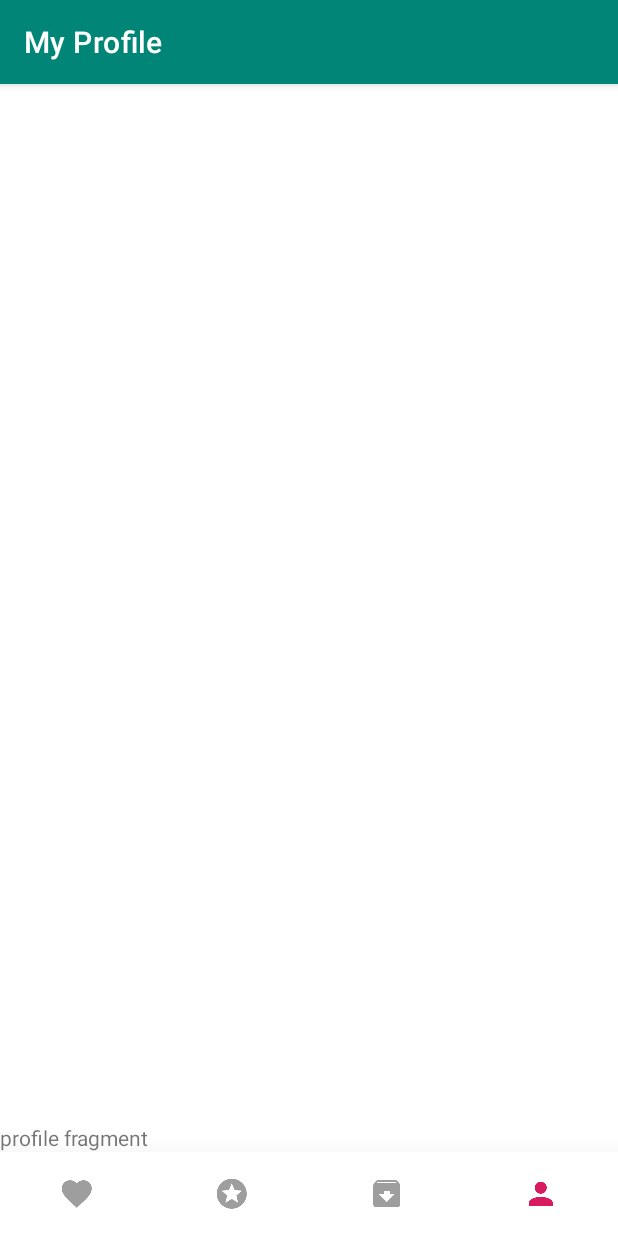
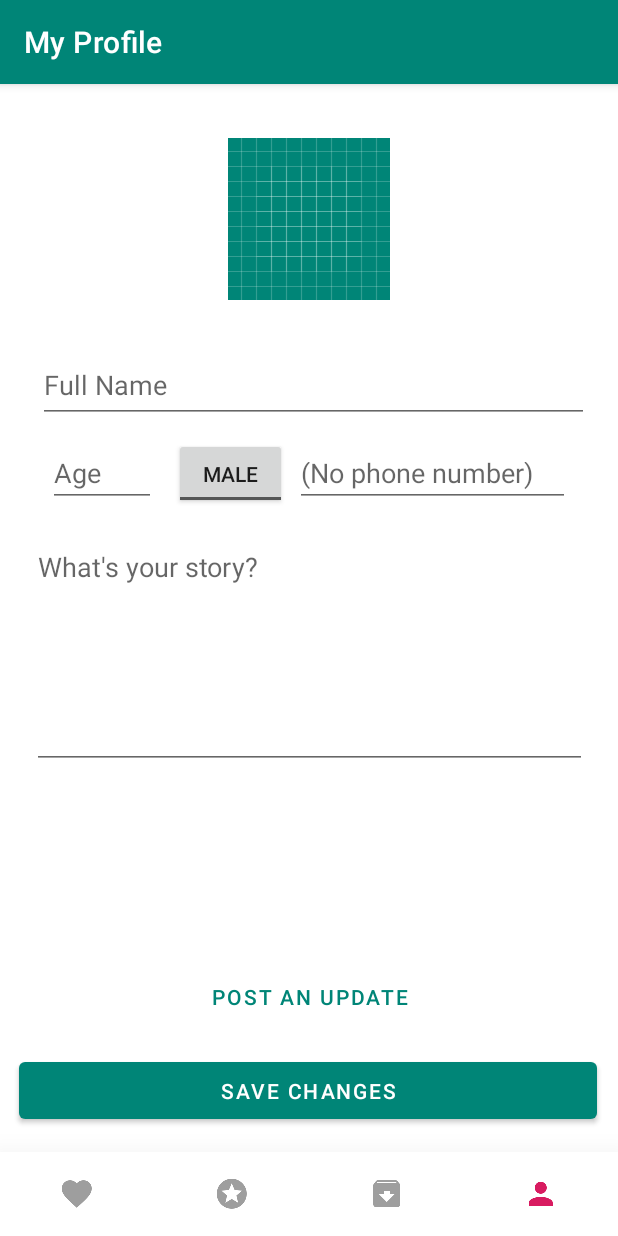
Before and after one commit to Alaska47/Homie, an Android app: the screen it shows after launch (HomeActivity), item 4 of the bottom bar chosen, on a phone screen of 412 x 824 dp. Run offline under Robolectric (Android 15) with nearby library versions, the phone set to English and light mode, and no system bars.

Commit message:
aneesh is a bot

```diff
--- a/app/build.gradle
+++ b/app/build.gradle
@@ -29,4 +29,5 @@ dependencies {
     testImplementation 'junit:junit:4.12'
     androidTestImplementation 'com.android.support.test:runner:1.0.2'
     androidTestImplementation 'com.android.support.test.espresso:espresso-core:3.0.2'
+    implementation 'com.android.support:design:28.0.0'
 }
--- a/app/src/main/AndroidManifest.xml
+++ b/app/src/main/AndroidManifest.xml
@@ -9,6 +9,7 @@
         android:roundIcon="@mipmap/ic_launcher_round"
         android:supportsRtl="true"
         android:theme="@style/AppTheme">
+        <activity android:name=".activities.NewUpdateActivity"></activity>
         <activity android:name=".activities.HomeActivity">
             <intent-filter>
                 <action android:name="android.intent.action.MAIN" />
--- a/app/src/main/java/com/example/homie/fragments/ProfileFragment.java
+++ b/app/src/main/java/com/example/homie/fragments/ProfileFragment.java
@@ -1,13 +1,16 @@
 package com.example.homie.fragments;
 
 import android.content.Context;
+import android.content.Intent;
 import android.net.Uri;
 import android.os.Bundle;
 import android.view.LayoutInflater;
 import android.view.View;
 import android.view.ViewGroup;
+import android.widget.Button;
 
 import com.example.homie.R;
+import com.example.homie.activities.NewUpdateActivity;
 
 import androidx.fragment.app.Fragment;
 
@@ -20,6 +23,7 @@ public class ProfileFragment extends Fragment {
     // TODO: Rename and change types of parameters
     private String mParam1;
     private String mParam2;
+    private Button updateButton;
 
     private OnFragmentInteractionListener mListener;
 
@@ -52,13 +56,26 @@ public class ProfileFragment extends Fragment {
             mParam1 = getArguments().getString(ARG_PARAM1);
             mParam2 = getArguments().getString(ARG_PARAM2);
         }
+
+
     }
 
     @Override
     public View onCreateView(LayoutInflater inflater, ViewGroup container,
                              Bundle savedInstanceState) {
         // Inflate the layout for this fragment
-        return inflater.inflate(R.layout.fragment_profile, container, false);
+
+        View v = inflater.inflate(R.layout.fragment_profile, container, false);
+        updateButton = v.findViewById(R.id.updateButton);
+
+        updateButton.setOnClickListener(new View.OnClickListener() {
+            @Override
+            public void onClick(View view) {
+                Intent intent = new Intent(getActivity(), NewUpdateActivity.class);
+                startActivity(intent);
+            }
+        });
+        return v;
     }
 
     // TODO: Rename method, update argument and hook method into UI event
--- a/app/src/main/res/layout/fragment_profile.xml
+++ b/app/src/main/res/layout/fragment_profile.xml
@@ -1,14 +1,126 @@
 <?xml version="1.0" encoding="utf-8"?>
-<FrameLayout xmlns:android="http://schemas.android.com/apk/res/android"
+<androidx.constraintlayout.widget.ConstraintLayout xmlns:android="http://schemas.android.com/apk/res/android"
+    xmlns:app="http://schemas.android.com/apk/res-auto"
     xmlns:tools="http://schemas.android.com/tools"
     android:layout_width="match_parent"
     android:layout_height="match_parent"
-    tools:context=".fragments.ProfileFragment">
+    tools:context=".fragments.DonationsFragment">
 
-    <!-- TODO: Update blank fragment layout -->
-    <TextView
-        android:layout_width="match_parent"
-        android:layout_height="match_parent"
-        android:text="profile fragment" />
+    <ImageView
+        android:id="@+id/imageView2"
+        android:layout_width="wrap_content"
+        android:layout_height="wrap_content"
+        android:layout_marginTop="36dp"
+        android:src="@drawable/ic_launcher_background"
+        app:layout_constraintEnd_toEndOf="parent"
+        app:layout_constraintStart_toStartOf="parent"
+        app:layout_constraintTop_toTopOf="parent" />
 
-</FrameLayout>
+    <EditText
+        android:id="@+id/editText"
+        android:layout_width="367dp"
+        android:layout_height="50dp"
+        android:layout_marginStart="32dp"
+        android:layout_marginTop="32dp"
+        android:layout_marginEnd="32dp"
+        android:ems="10"
+        android:hint="Full Name"
+        android:inputType="textPersonName"
+        app:layout_constraintEnd_toEndOf="parent"
+        app:layout_constraintHorizontal_bias="0.333"
+        app:layout_constraintStart_toStartOf="parent"
+        app:layout_constraintTop_toBottomOf="@+id/imageView2" />
+
+    <EditText
+        android:id="@+id/editText3"
+        android:layout_width="183dp"
+        android:layout_height="40dp"
+        android:layout_marginTop="16dp"
+        android:layout_marginEnd="32dp"
+        android:ems="10"
+        android:hint="@android:string/emptyPhoneNumber"
+        android:inputType="phone"
+        app:layout_constraintEnd_toEndOf="parent"
+        app:layout_constraintTop_toBottomOf="@+id/editText" />
+
+    <EditText
+        android:id="@+id/editText4"
+        android:layout_width="72dp"
+        android:layout_height="40dp"
+        android:layout_marginStart="32dp"
+        android:layout_marginTop="16dp"
+        android:ems="10"
+        android:hint="Age"
+        android:inputType="number"
+        app:layout_constraintStart_toStartOf="parent"
+        app:layout_constraintTop_toBottomOf="@+id/editText" />
+
+    <ToggleButton
+        android:id="@+id/toggleButton2"
+        android:layout_width="75dp"
+        android:layout_height="47dp"
+        android:layout_marginStart="12dp"
+        android:layout_marginTop="10dp"
+        android:text="ToggleButton"
+        android:textOff="MALE"
+        android:textOn="FEMALE"
+        app:layout_constraintStart_toEndOf="@+id/editText4"
+        app:layout_constraintTop_toBottomOf="@+id/editText" />
+
+    <EditText
+        android:id="@+id/editText5"
+        android:layout_width="370dp"
+        android:layout_height="157dp"
+        android:layout_marginTop="16dp"
+        android:ems="10"
+        android:gravity="start|top"
+        android:hint="What's your story?"
+        android:inputType="textMultiLine"
+        app:layout_constraintEnd_toEndOf="parent"
+        app:layout_constraintStart_toStartOf="parent"
+        app:layout_constraintTop_toBottomOf="@+id/toggleButton2" />
+
+
+    <com.google.android.material.textfield.TextInputLayout
+        android:id="@+id/name_input_layout"
+        android:layout_width="384dp"
+        android:layout_height="44dp"
+        android:theme="@style/TextLabel"
+        app:layout_constraintStart_toStartOf="parent"
+        app:layout_constraintTop_toTopOf="parent">
+
+    </com.google.android.material.textfield.TextInputLayout>
+
+    <Button
+        android:id="@+id/button"
+        android:layout_width="385dp"
+        android:layout_height="50dp"
+        android:layout_marginStart="16dp"
+        android:layout_marginEnd="16dp"
+        android:layout_marginBottom="16dp"
+        android:text="Save Changes"
+        app:layout_constraintBottom_toBottomOf="parent"
+        app:layout_constraintEnd_toEndOf="parent"
+        app:layout_constraintHorizontal_bias="0.615"
+        app:layout_constraintStart_toStartOf="parent" />
+
+    <com.google.android.material.button.MaterialButton
+        android:id="@+id/updateButton"
+        style="@style/Widget.MaterialComponents.Button.TextButton.Icon"
+        android:layout_width="409dp"
+        android:layout_height="49dp"
+        android:layout_gravity="bottom"
+        android:layout_marginTop="130dp"
+        android:layout_marginBottom="16dp"
+        android:text="Post an Update"
+        android:visibility="visible"
+        app:iconGravity="textStart"
+        app:layout_constraintBottom_toTopOf="@+id/button"
+        app:layout_constraintEnd_toEndOf="parent"
+        app:layout_constraintStart_toStartOf="parent"
+        app:layout_constraintTop_toBottomOf="@+id/editText5" />
+
+
+
+
+</androidx.constraintlayout.widget.ConstraintLayout>
--- a/app/src/main/res/values/styles.xml
+++ b/app/src/main/res/values/styles.xml
@@ -8,4 +8,14 @@
         <item name="colorAccent">@color/colorAccent</item>
     </style>
 
+    <style name="TextLabel" parent="Theme.AppCompat.Light.NoActionBar">
+        <!-- Hint color and label color in FALSE state -->
+        <item name="android:textColorHint">@color/md_black_1000</item>
+        <item name="android:textSize">20sp</item>
+        <!-- Label color in TRUE state and bar color FALSE and TRUE State -->
+        <item name="colorAccent">@color/colorAccent</item>
+        <item name="colorControlNormal">@color/md_black_1000</item>
+        <item name="colorControlActivated">@color/md_black_1000</item>
+    </style>
+
 </resources>
--- a/build.gradle
+++ b/build.gradle
@@ -7,7 +7,7 @@ buildscript {
 
     }
     dependencies {
-        classpath 'com.android.tools.build:gradle:3.3.2'
+        classpath 'com.android.tools.build:gradle:3.6.1'
 
         // NOTE: Do not place your application dependencies here; they belong
         // in the individual module build.gradle files
--- a/gradle.properties
+++ b/gradle.properties
@@ -13,3 +13,5 @@ org.gradle.jvmargs=-Xmx1536m
 # org.gradle.parallel=true
 org.gradle.daemon=true
 org.gradle.parallel=true
+android.useAndroidX=true
+android.enableJetifier=true
```
Also changed, not shown: app/src/main/java/com/example/homie/activities/NewUpdateActivity.java (added, +16 -0 lines), app/src/main/java/com/example/homie/utils/RVAdapterDonation.java (+93 -90 lines), app/src/main/res/layout/activity_new_update.xml (added, +57 -0 lines), gradle/wrapper/gradle-wrapper.properties.
